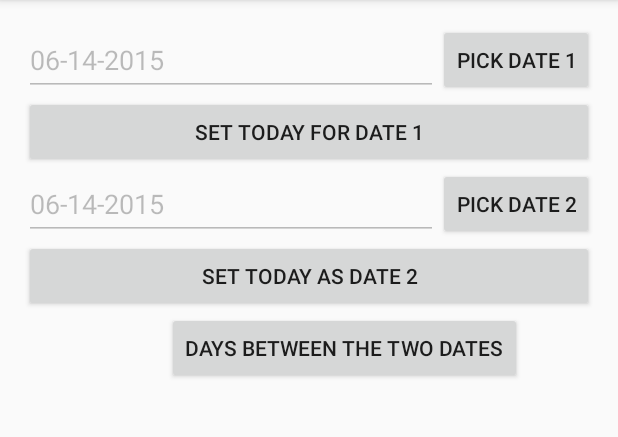
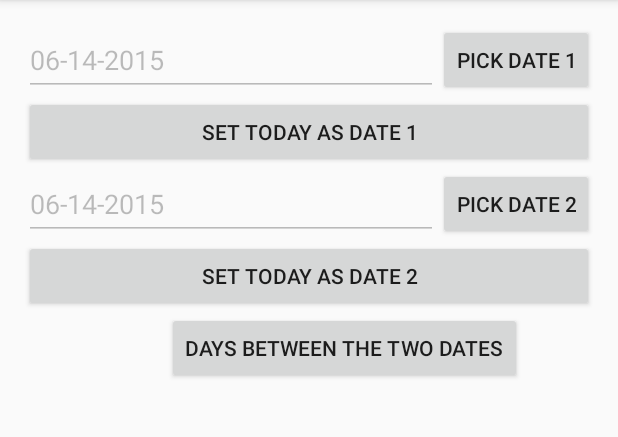
Before and after one commit to RTX2080S/DateCalc, an Android app: the screen it shows after launch (MainActivity), on a phone screen of 412 x 824 dp, the part 84-521 px from its top. Run offline under Robolectric (Android 15) with nearby library versions, the phone set to English and light mode, and no system bars.

```diff
--- a/DateCalc/app/src/main/res/values/strings.xml
+++ b/DateCalc/app/src/main/res/values/strings.xml
@@ -9,6 +9,6 @@
     <string name="action_settings">Settings</string>
     <string name="action_exit">Close</string>
     <string name="title_activity_calendar">Simple Calendar</string>
-    <string name="SetToday1">Set Today for Date 1</string>
+    <string name="SetToday1">Set Today as Date 1</string>
     <string name="SetToday2">Set Today as Date 2</string>
 </resources>
```
